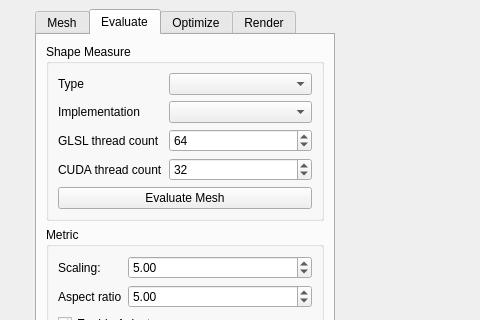
Before: the Qt Designer form UserInterface/MainWindow.ui in wibus/GpuMesh, drawn with Qt 5; both pictures show x 215 to 695 and y 0 to 320 of the 800 by 857 pixel window.
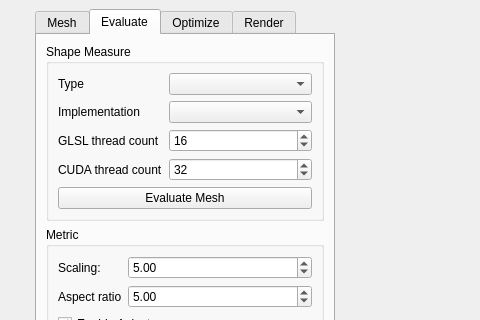
After: the same form once the commit is applied. The open tabs and pages were chosen to show the change.

Commit message: Changing default GLSL and CUDA thread counts to 16 and 32 respectively

Diff of the .ui file:
```diff
--- a/UserInterface/MainWindow.ui
+++ b/UserInterface/MainWindow.ui
@@ -205,7 +205,7 @@
               <number>1024</number>
              </property>
              <property name="value">
-              <number>64</number>
+              <number>16</number>
              </property>
             </widget>
            </item>
```
Left out of the diff: 2 changed lines with no effect on the pictures. The commit also changes 1 other file.
